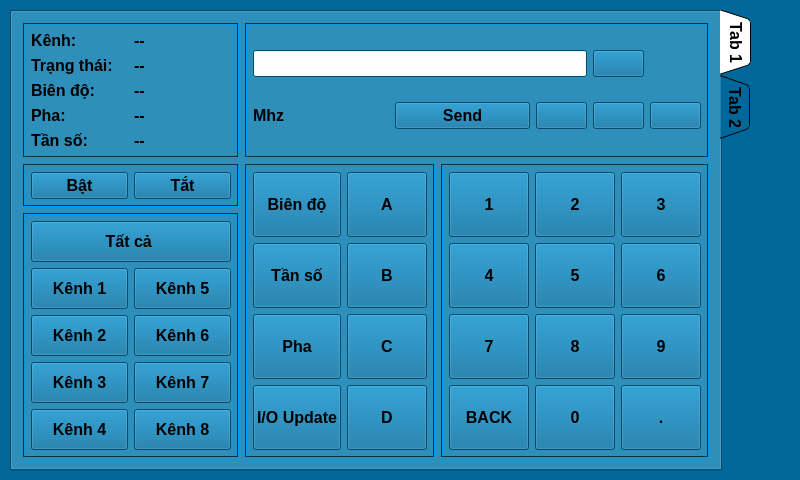
Old version of the form mainwindow.ui in the repository kimphg/rasPi.
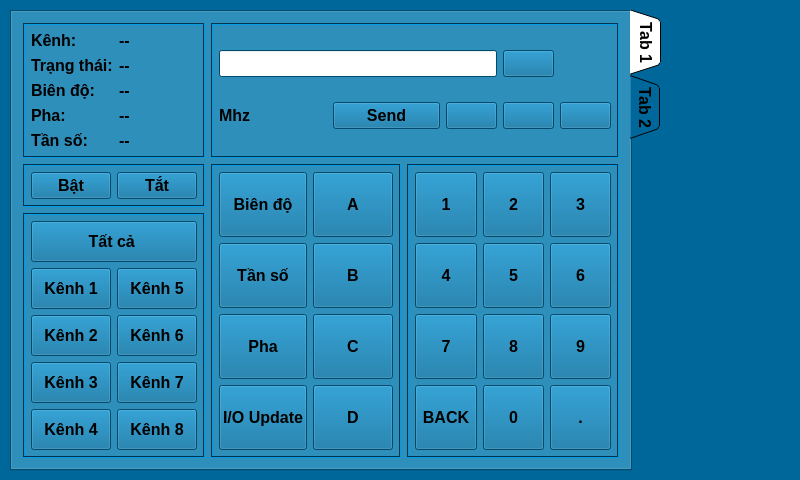
New version of the form. Icons and pictures are not drawn.

Commit message: from pi

What changed in the file:
```diff
--- a/mainwindow.ui
+++ b/mainwindow.ui
@@ -441,7 +441,7 @@
      <rect>
       <x>10</x>
       <y>10</y>
-      <width>741</width>
+      <width>651</width>
       <height>461</height>
      </rect>
     </property>
```
The commit also changes 2 other files.
